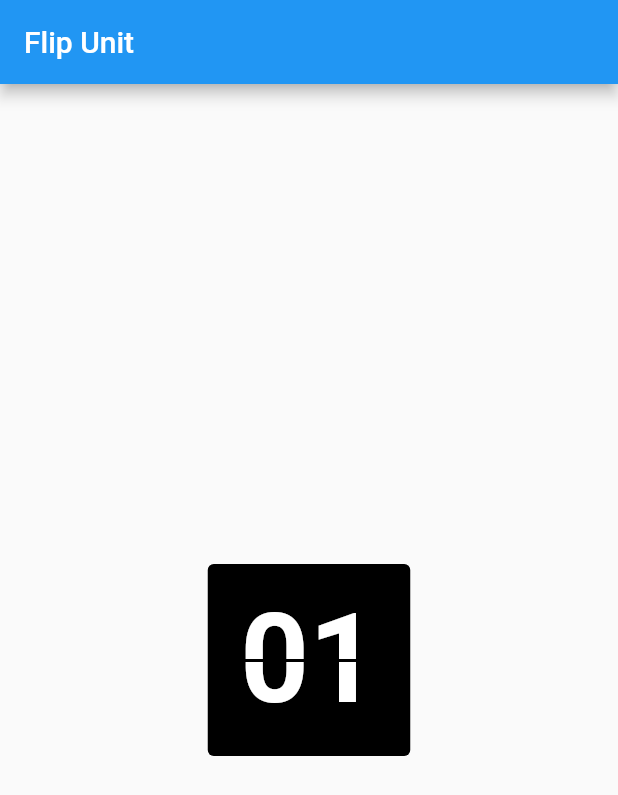
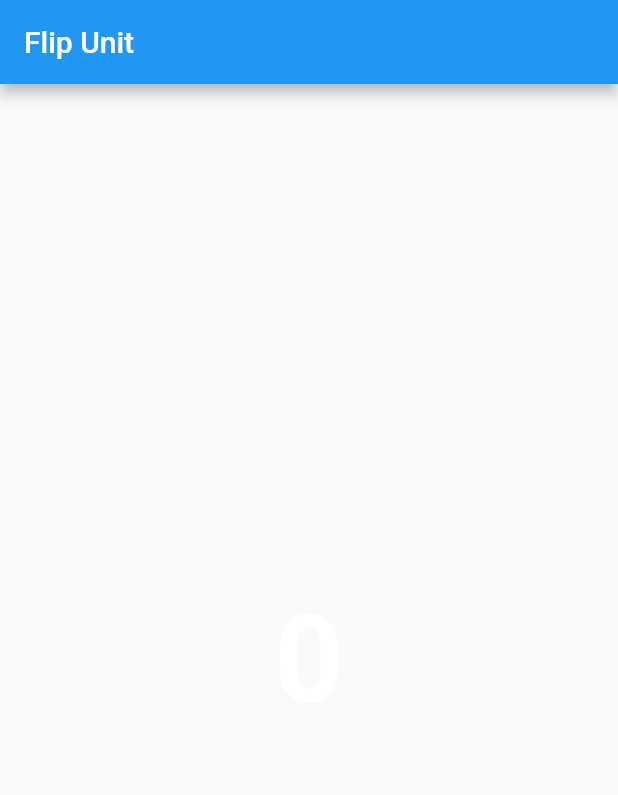
Before and after one commit to mahasak/bigbear_pomodoro_flutter, a Flutter app: the screen it shows after launch, on a phone screen of 412 x 824 dp. Shown: the top 795 px of the screen. Run offline on Flutter 3.47's test engine with Material 2 defaults, Android fonts, the phone set to English and light mode, and no system bars.

Commit message:
add new widget to learn timer and stream

```diff
--- /dev/null
+++ b/lib/flipwidget.dart
@@ -0,0 +1,43 @@
+import 'dart:developer';
+
+import 'package:flutter/cupertino.dart';
+import 'package:flutter/material.dart';
+import 'dart:async';
+import 'dart:math' as math;
+
+class FlipUnit<T> extends StatefulWidget {
+  @override
+  FlipUnitState<T> createState() => FlipUnitState<T>();
+}
+
+class FlipUnitState<T> extends State<FlipUnit>
+    with SingleTickerProviderStateMixin {
+  AnimationController controller;
+  Animation animation;
+
+  int _current, _next;
+  Timer timer;
+
+  bool active;
+
+  @override
+  void initState() {
+    print("init state");
+    active = false;
+    _current = 0;
+    timer = Timer.periodic(Duration(milliseconds: 500), (_) {
+      print("data: $_current");
+      _current += 1;
+    });
+  }
+
+  @override
+  Widget build(BuildContext context) {
+    // TODO: implement build
+    return Text(
+      "$_current",
+      style: TextStyle(
+          fontWeight: FontWeight.bold, fontSize: 80.0, color: Colors.white),
+    );
+  }
+}
--- a/lib/main.dart
+++ b/lib/main.dart
@@ -1,5 +1,7 @@
 import 'package:bigbear_pomodoro/flipunit.dart';
 import 'package:flutter/material.dart';
+
+import 'flipwidget.dart';
 
 void main() => runApp(new MyApp());
 
@@ -28,6 +30,6 @@ class MyHomePage extends StatelessWidget {
         appBar: new AppBar(
           title: new Text(title),
         ),
-        body: new Center(child: FlipWidget(digit: 1)));
+        body: new Center(child: FlipUnit<int>()));
   }
 }
```
Also changed, not shown: lib/flipunit.dart (+16 -5 lines).
